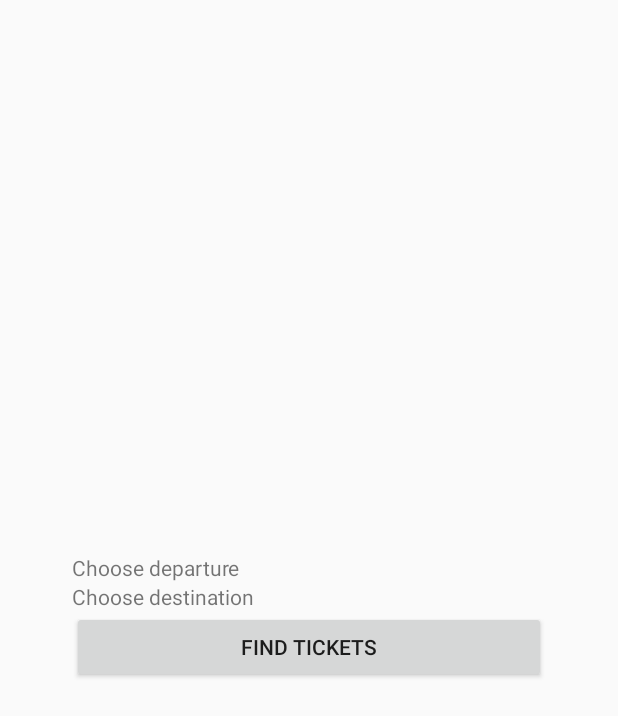
After one commit to pavel-vasilev/aviasales, an Android app: the layout fragment_location.xml on its own in the app's theme, with its tools: preview values and no code run, on a phone screen of 412 x 824 dp. The commit adds this screen. Shown: the top 716 px of the screen. Run offline under Robolectric (Android 15) with nearby library versions, the phone set to English and light mode, and no system bars.

Commit message:
add location fragment

```diff
--- a/app/src/main/java/com/pvasilev/aviasales/data/repository/CityRepository.kt
+++ b/app/src/main/java/com/pvasilev/aviasales/data/repository/CityRepository.kt
@@ -2,8 +2,9 @@ package com.pvasilev.aviasales.data.repository
 
 import com.pvasilev.aviasales.data.models.City
 import io.reactivex.Single
+import javax.inject.Inject
 
-class CityRepository (private val autocompleteService: AutocompleteService) {
+class CityRepository @Inject constructor(private val autocompleteService: AutocompleteService) {
     fun getCities(term: String): Single<List<City>> {
         return autocompleteService.getCities(term)
     }
--- a/app/src/main/java/com/pvasilev/aviasales/data/repository/TicketRepository.kt
+++ b/app/src/main/java/com/pvasilev/aviasales/data/repository/TicketRepository.kt
@@ -2,8 +2,9 @@ package com.pvasilev.aviasales.data.repository
 
 import android.animation.ValueAnimator
 import io.reactivex.Observable
+import javax.inject.Inject
 
-class TicketRepository {
+class TicketRepository @Inject constructor() {
     fun getTicketsProgress(): Observable<Float> {
         return Observable.create { emitter ->
             val animator = ValueAnimator.ofFloat(0.0F, 1.0F)
--- a/app/src/main/java/com/pvasilev/aviasales/domain/GetCitiesUseCase.kt
+++ b/app/src/main/java/com/pvasilev/aviasales/domain/GetCitiesUseCase.kt
@@ -5,8 +5,9 @@ import com.pvasilev.aviasales.data.repository.CityRepository
 import io.reactivex.Single
 import io.reactivex.android.schedulers.AndroidSchedulers
 import io.reactivex.schedulers.Schedulers
+import javax.inject.Inject
 
-class GetCitiesUseCase(private val repository: CityRepository) {
+class GetCitiesUseCase @Inject constructor(private val repository: CityRepository) {
     operator fun invoke(params: Params): Single<List<City>> {
         return repository.getCities(params.term)
             .subscribeOn(Schedulers.io())
--- a/app/src/main/java/com/pvasilev/aviasales/domain/GetPlanePositionUseCase.kt
+++ b/app/src/main/java/com/pvasilev/aviasales/domain/GetPlanePositionUseCase.kt
@@ -4,8 +4,9 @@ import com.google.android.gms.maps.model.LatLng
 import com.google.maps.android.SphericalUtil
 import com.pvasilev.aviasales.data.repository.TicketRepository
 import io.reactivex.Observable
+import javax.inject.Inject
 
-class GetPlanePositionUseCase(private val repository: TicketRepository) {
+class GetPlanePositionUseCase @Inject constructor(private val repository: TicketRepository) {
     operator fun invoke(params: Params): Observable<LatLng> {
         val (from, to) = params
         return repository.getTicketsProgress()
--- a/app/src/main/java/com/pvasilev/aviasales/domain/GetPointsOnPathUseCase.kt
+++ b/app/src/main/java/com/pvasilev/aviasales/domain/GetPointsOnPathUseCase.kt
@@ -2,8 +2,9 @@ package com.pvasilev.aviasales.domain
 
 import com.google.android.gms.maps.model.LatLng
 import com.google.maps.android.SphericalUtil
+import javax.inject.Inject
 
-class GetPointsOnPathUseCase {
+class GetPointsOnPathUseCase @Inject constructor() {
     operator fun invoke(params: Params): List<LatLng> {
         val (from, to, size) = params
         return (0..size)
--- /dev/null
+++ b/app/src/main/res/layout/fragment_location.xml
@@ -0,0 +1,24 @@
+<?xml version="1.0" encoding="utf-8"?>
+<LinearLayout xmlns:android="http://schemas.android.com/apk/res/android"
+              android:orientation="vertical"
+              android:layout_width="match_parent"
+              android:layout_height="match_parent"
+              android:gravity="center"
+              android:layout_marginStart="48dp"
+              android:layout_marginEnd="48dp">
+    <TextView
+            android:id="@+id/tv_from"
+            android:text="@string/choose_departure"
+            android:layout_width="match_parent"
+            android:layout_height="wrap_content"/>
+    <TextView
+            android:id="@+id/tv_to"
+            android:text="@string/choose_destination"
+            android:layout_width="match_parent"
+            android:layout_height="wrap_content"/>
+    <Button
+            android:id="@+id/btn_search"
+            android:text="@string/find_tickets"
+            android:layout_width="match_parent"
+            android:layout_height="wrap_content"/>
+</LinearLayout>
--- a/app/src/main/res/layout/item_city.xml
+++ b/app/src/main/res/layout/item_city.xml
@@ -4,7 +4,8 @@
         xmlns:app="http://schemas.android.com/apk/res-auto"
         xmlns:tools="http://schemas.android.com/tools"
         android:layout_width="match_parent"
-        android:layout_height="wrap_content">
+        android:layout_height="wrap_content"
+        android:background="?attr/selectableItemBackground">
     <TextView
             android:id="@+id/tv_city"
             android:layout_width="wrap_content"
--- a/app/src/main/res/values/strings.xml
+++ b/app/src/main/res/values/strings.xml
@@ -1,4 +1,7 @@
 <resources>
     <string name="app_name">Aviasales</string>
+    <string name="find_tickets">Find tickets</string>
+    <string name="choose_departure">Choose departure</string>
+    <string name="choose_destination">Choose destination</string>
     <string name="google_maps_key" translatable="false" templateMergeStrategy="preserve">AIzaSyBIyQMgO9v9TfLmql4Fo_7LYp1BhmycZRQ</string>
 </resources>
```
Also changed, not shown: app/src/main/java/com/pvasilev/aviasales/di/AppModule.kt (added, +16 -0 lines), app/src/main/java/com/pvasilev/aviasales/di/AutocompleteServiceProvider.kt (added, +12 -0 lines), app/src/main/java/com/pvasilev/aviasales/presentation/location/LocationFragment.kt (added, +33 -0 lines).
